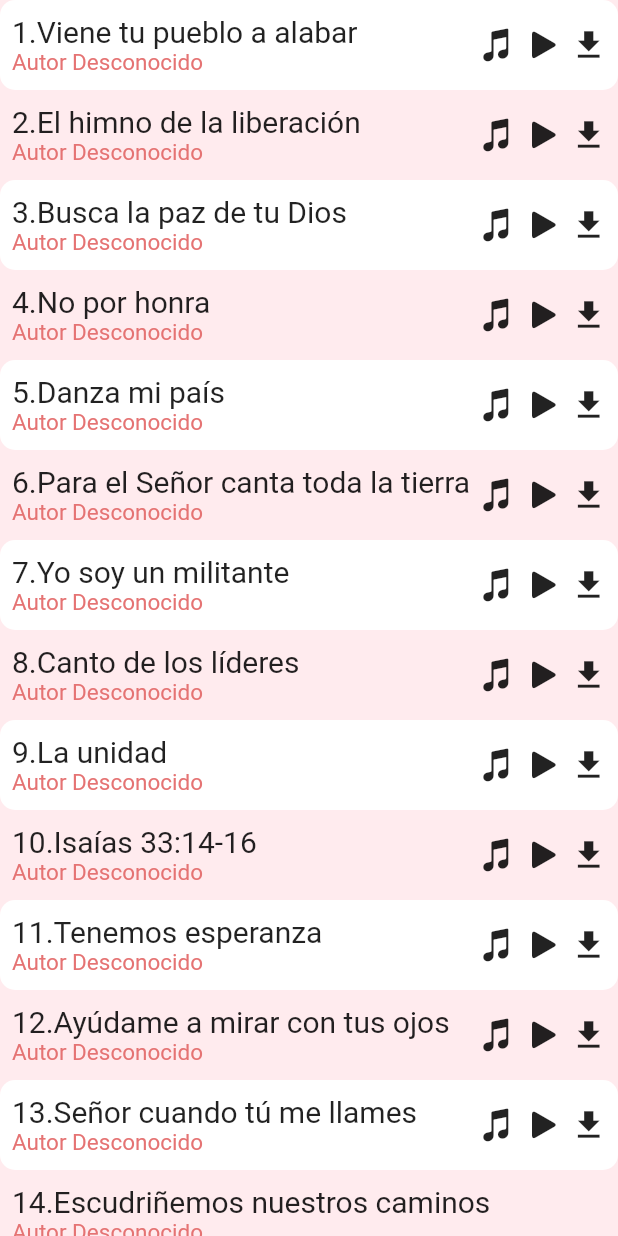
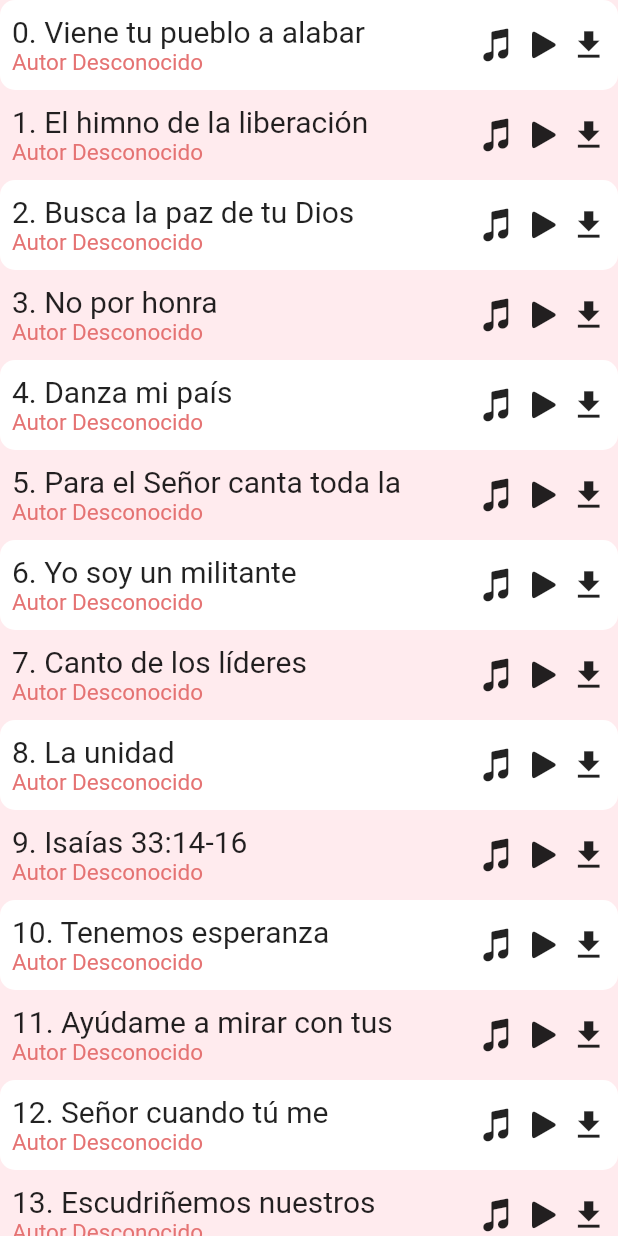
Before and after one commit to ThisLerol/AGEAPP-2.0, a Flutter app: the Musica widget shown alone on an empty page, opened directly, on a phone screen of 412 x 824 dp. Run offline on Flutter 3.47's test engine with Material 2 defaults, Android fonts, the phone set to English and light mode, and no system bars.

Commit message:
Problema de dpi de pantalla de Sebastian (se supone arreglado)

```diff
--- a/lib/Contenidos/Letra y Acordes/Canciones/MusicaClass.dart
+++ b/lib/Contenidos/Letra y Acordes/Canciones/MusicaClass.dart
@@ -9,30 +9,30 @@ class MusicaClass {
 
 
   void runNombres(){
-    nombres[0]= "1.Viene tu pueblo a alabar";
-    nombres[1]= "2.El himno de la liberación";
-    nombres[2]= "3.Busca la paz de tu Dios";
-    nombres[3]= "4.No por honra";
-    nombres[4]= "5.Danza mi país";
-    nombres[5]= "6.Para el Señor canta toda la tierra";
-    nombres[6]= "7.Yo soy un militante";
-    nombres[7]= "8.Canto de los líderes";
-    nombres[8]= "9.La unidad";
-    nombres[9]= "10.Isaías 33:14-16";
-    nombres[10]= "11.Tenemos esperanza";
-    nombres[11]= "12.Ayúdame a mirar con tus ojos";
-    nombres[12]= "13.Señor cuando tú me llames";
-    nombres[13]= "14.Escudriñemos nuestros caminos";
-    nombres[14]= "15.Debemos decir y hacer la verdad";
-    nombres[15]= "16.Piedras vivas";
-    nombres[16]= "17.Salmo 8";
-    nombres[17]= "18.HAKUNA MUNGU KAMA WEWE";
-    nombres[18]= "19.Sencilla";
-    nombres[19]= "20.Xote da victoria";
-    nombres[20]= "21.La semilla ";
-    nombres[21]= "22.Salmo 19 ";
-    nombres[22]= "23.Quién sino tú ";
-    nombres[23]= "24.El sancocho";
+    nombres[0]= "Viene tu pueblo a alabar";
+    nombres[1]= "El himno de la liberación";
+    nombres[2]= "Busca la paz de tu Dios";
+    nombres[3]= "No por honra";
+    nombres[4]= "Danza mi país";
+    nombres[5]= "Para el Señor canta toda la tierra";
+    nombres[6]= "Yo soy un militante";
+    nombres[7]= "Canto de los líderes";
+    nombres[8]= "La unidad";
+    nombres[9]= "Isaías 33:14-16";
+    nombres[10]= "Tenemos esperanza";
+    nombres[11]= "Ayúdame a mirar con tus ojos";
+    nombres[12]= "Señor cuando tú me llames";
+    nombres[13]= "Escudriñemos nuestros caminos";
+    nombres[14]= "Debemos decir y hacer la verdad";
+    nombres[15]= "Piedras vivas";
+    nombres[16]= "Salmo 8";
+    nombres[17]= "HAKUNA MUNGU KAMA WEWE";
+    nombres[18]= "Sencilla";
+    nombres[19]= "Xote da victoria";
+    nombres[20]= "La semilla ";
+    nombres[21]= "Salmo 19 ";
+    nombres[22]= "Quién sino tú ";
+    nombres[23]= "El sancocho";
     nombres[24]= "25.Con alegría";
   }
   void runAcordes(tono){
--- a/lib/Contenidos/Musica.dart
+++ b/lib/Contenidos/Musica.dart
@@ -59,10 +59,6 @@ class _Musica extends State<Musica>{
         //elevation: 0,
         //borderOnForeground: true,
         child: InkWell(
-
-
-
-
             child: Wrap(
 
               direction: Axis.horizontal,
@@ -78,7 +74,7 @@ class _Musica extends State<Musica>{
                         child: Column(
                           crossAxisAlignment: CrossAxisAlignment.start,
                           children:<Widget>[
-                            LimitedBox(child: Text(musicaData.getnombre(i) ,textAlign: TextAlign.start,style: TextStyle(fontWeight: FontWeight.normal, fontSize: 20, ),),),
+                            Container(width: MediaQuery.of(context).size.width/1.5,child: Text("$i. "+musicaData.getnombre(i),maxLines: 1,textAlign: TextAlign.start,style: TextStyle(fontWeight: FontWeight.normal, fontSize: 20, ),),),
                             Text("Autor Desconocido", textAlign: TextAlign.start,style: TextStyle(fontWeight: FontWeight.normal, fontSize: 15, color: Colors.red[300]),)
                           ]
                         ),
```
